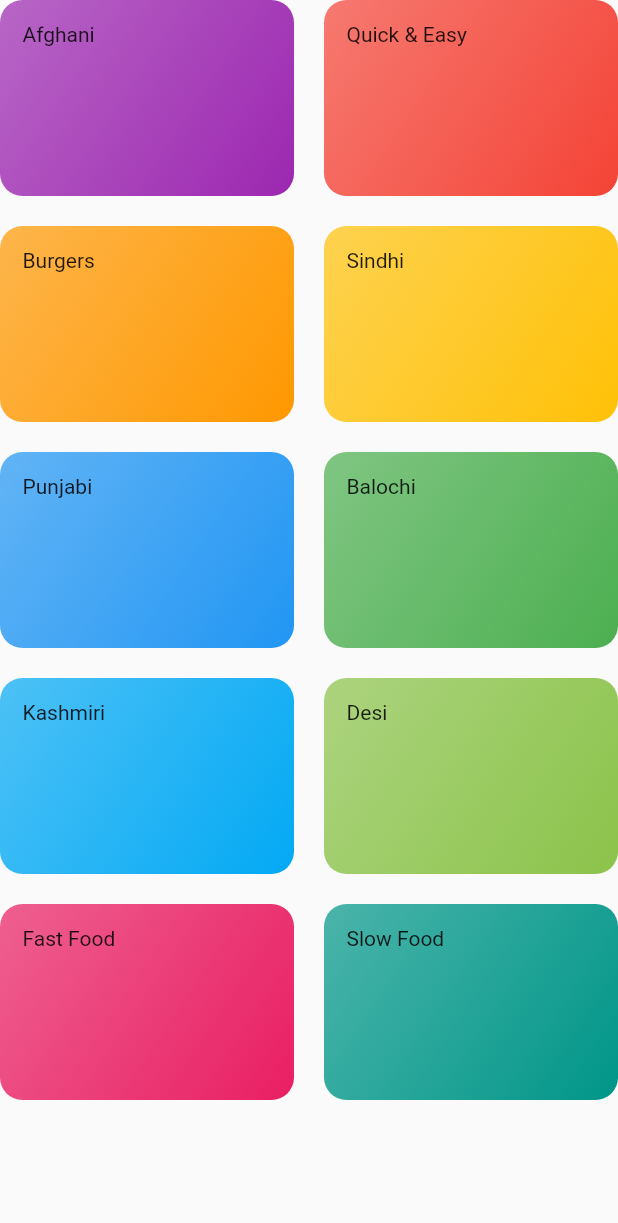
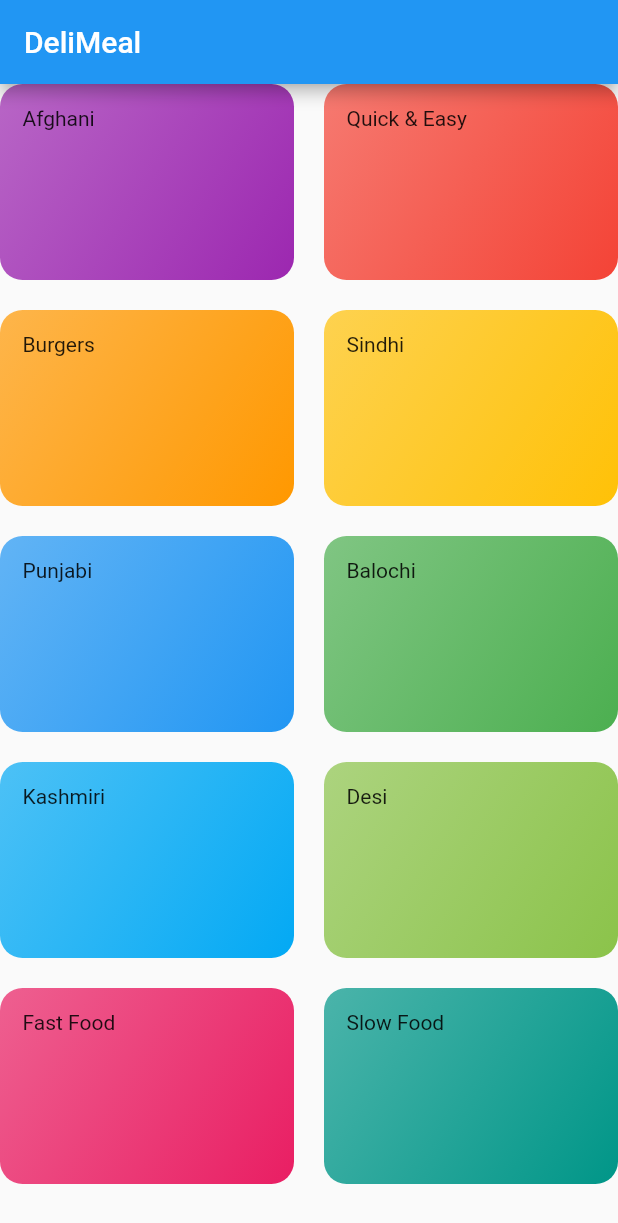
Before and after one commit to ahamzatariq/meals_app, a Flutter app: the CategoriesScreen screen opened directly, on a phone screen of 412 x 824 dp. Shown: the top 1223 px of the screen. Run offline on Flutter 3.47's test engine with Material 2 defaults, Android fonts, the phone set to English and light mode, and no system bars.

Commit message:
~Meals App~ - The launcher widget is stored in main => build => MaterialApp => home: - We change it to CategoriesScreen, and remove MyHomePage class in main. - We then change the parent widget of CategoriesScreen to Scaffold as now it's suppose to be a whole screen.
New concepts:

```diff
--- a/lib/categories_screen.dart
+++ b/lib/categories_screen.dart
@@ -5,7 +5,9 @@ import 'package:meals_app/dummy_data.dart.dart';
 class CategoriesScreen extends StatelessWidget {
   @override
   Widget build(BuildContext context) {
-    return GridView(
+    return Scaffold(
+      appBar: AppBar(title: const Text('DeliMeal')),
+      body: GridView(
         children: DUMMY_CATEGORIES
             .map((catData) => CategoryItem(
                   catData.title,
@@ -18,6 +20,7 @@ class CategoriesScreen extends StatelessWidget {
           crossAxisSpacing: 20,
           mainAxisSpacing: 20,
         ),
+      ),
     );
   }
 }
```
Also changed, not shown: lib/main.dart (+1 -21 lines). Lines whose indentation alone changed are shown as unchanged.
